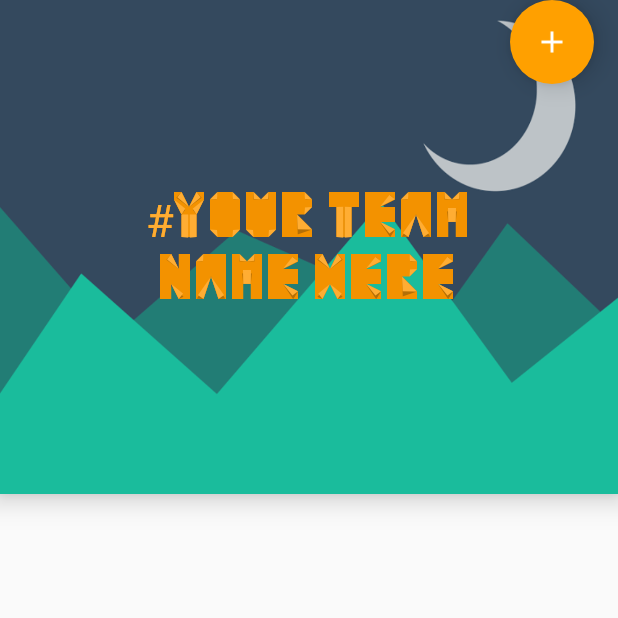
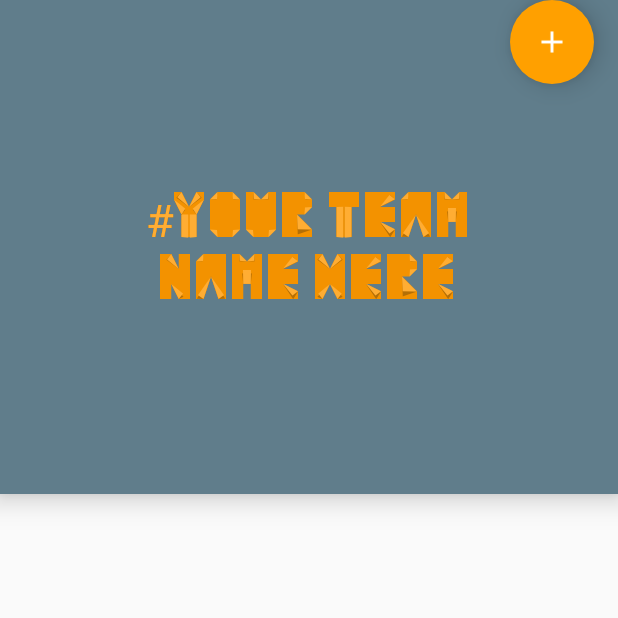
Before and after one commit to saurabhkumar13/CopReg, an Android app: the screen it shows after launch (MainActivity), on a phone screen of 412 x 824 dp, the top half of it. Run offline under Robolectric (Android 15) with nearby library versions, the phone set to English and light mode, and no system bars.

Commit message:
background

```diff
--- a/app/src/main/res/layout/content_main.xml
+++ b/app/src/main/res/layout/content_main.xml
@@ -23,49 +23,49 @@
         <EditText
             android:id="@+id/teamname_frontside"
             android:layout_width="match_parent"
-            android:textIsSelectable="false"
             android:layout_height="wrap_content"
             android:layout_gravity="bottom"
+            android:background="@null"
+            android:elevation="10dp"
             android:gravity="center"
             android:inputType="textNoSuggestions|textMultiLine"
             android:paddingLeft="60dp"
             android:paddingRight="60dp"
-            android:elevation="10dp"
             android:text="@string/teamnameStub"
-            android:background="@drawable/teal_material2"
             android:textColor="#F39200"
+            android:textIsSelectable="false"
             android:textSize="30sp" />
 
         <EditText
             android:id="@+id/teamname_shadow"
-            android:textIsSelectable="false"
             android:layout_width="match_parent"
             android:layout_height="wrap_content"
             android:layout_gravity="bottom"
+            android:background="@null"
+            android:elevation="10dp"
             android:gravity="center"
             android:inputType="textNoSuggestions|textMultiLine"
             android:paddingLeft="60dp"
             android:paddingRight="60dp"
-            android:background="@null"
-            android:elevation="10dp"
             android:text="@string/teamnameStub"
             android:textColor="#B46F06"
+            android:textIsSelectable="false"
             android:textSize="30sp" />
 
         <EditText
             android:id="@+id/teamname_backside"
             android:layout_width="match_parent"
-            android:inputType="textNoSuggestions|textMultiLine"
             android:layout_height="wrap_content"
             android:layout_gravity="bottom"
+            android:background="@null"
+            android:elevation="10dp"
             android:gravity="center"
-            android:textIsSelectable="false"
-            android:background="@null"
+            android:inputType="textNoSuggestions|textMultiLine"
             android:paddingLeft="60dp"
             android:paddingRight="60dp"
-            android:elevation="10dp"
             android:text="@string/teamnameStub"
             android:textColor="#FFAD33"
+            android:textIsSelectable="false"
             android:textSize="30sp" />
 
     </FrameLayout>
@@ -83,29 +83,29 @@
         layout="@layout/card" />
 
     <Button
+        android:id="@+id/register"
+        android:layout_width="match_parent"
         android:layout_height="50dp"
-        android:layout_width="match_parent"
-        android:gravity="center"
-        android:text="REGISTER"
-        android:id="@+id/register"
-        android:textSize="18dp"
-        android:textColor="@color/Primary50"
         android:layout_margin="@dimen/activity_horizontal_margin"
         android:background="@drawable/round_button"
         android:elevation="16dp"
+        android:gravity="center"
+        android:text="REGISTER"
+        android:textColor="@color/Primary50"
+        android:textSize="18dp"
         />
     <TextView
         android:id="@+id/registertwo"
         android:layout_width="wrap_content"
         android:layout_height="wrap_content"
+        android:layout_gravity="center_horizontal"
+        android:layout_margin="@dimen/activity_horizontal_margin"
+        android:background="@drawable/round_rect_shape"
+        android:elevation="10dp"
+        android:padding="8dp"
         android:text="@string/registertwo"
         android:textColor="@color/Accents50"
         android:textSize="12dp"
-        android:layout_margin="@dimen/activity_horizontal_margin"
-        android:padding="8dp"
-        android:elevation="10dp"
-        android:layout_gravity="center_horizontal"
-        android:background="@drawable/round_rect_shape"
         />
     <!--android:visibility="invisible"-->
 </FrameLayout>
--- a/app/src/main/res/values/colors.xml
+++ b/app/src/main/res/values/colors.xml
@@ -1,6 +1,6 @@
 <?xml version="1.0" encoding="utf-8"?>
 <resources>
-    <color name="colorPrimary">#009688</color>
+    <color name="colorPrimary">#607d8b</color>
     <color name="colorPrimaryDark">#00695C</color>
     <color name="colorAccent">#FFA000</color>
 
--- a/app/src/main/res/values/dimens.xml
+++ b/app/src/main/res/values/dimens.xml
@@ -3,4 +3,5 @@
     <dimen name="activity_horizontal_margin">16dp</dimen>
     <dimen name="activity_vertical_margin">16dp</dimen>
     <dimen name="card_padding">8dp</dimen>
+    <integer name="entry_number_length">11</integer>
 </resources>
--- a/app/src/main/res/values/styles.xml
+++ b/app/src/main/res/values/styles.xml
@@ -10,6 +10,7 @@
     </style>
 
     <style name="AppTheme.NoActionBar">
+        <item name="android:statusBarColor">@color/colorPrimaryDark</item>
         <item name="windowActionBar">false</item>
         <item name="windowNoTitle">true</item>
     </style>
```
Also changed, not shown: app/src/main/res/layout/card.xml (+15 -11 lines), app/src/main/res/drawable/background_01.jpeg (added).
